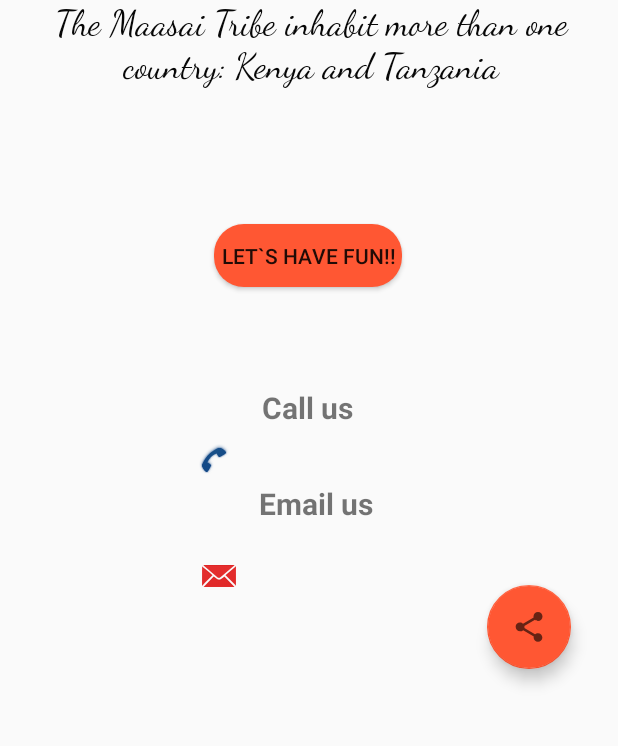
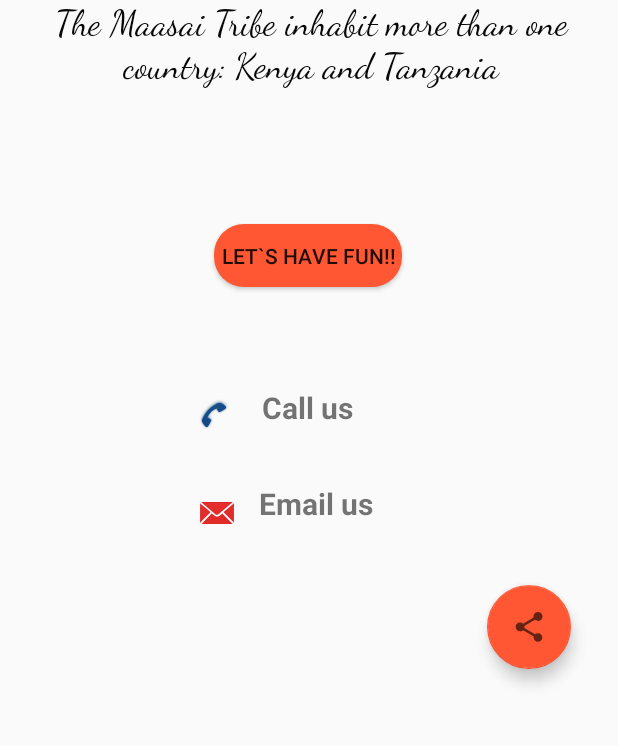
Before and after one commit to carolinemusyoka/RW-Android-Bootcamp-2020, an Android app: the screen it shows after launch (MainActivity), after a tap on an icon or button, on a phone screen of 412 x 824 dp, the part 473-1219 px from its top. Run offline under Robolectric (Android 15) with nearby library versions, the phone set to English and light mode, and no system bars.

Commit message:
Adding a few comments and adjusting the images

```diff
--- a/Week 3/NomadBusinessCard/app/src/main/java/com/carol/nomadbusinesscard/MainActivity.kt
+++ b/Week 3/NomadBusinessCard/app/src/main/java/com/carol/nomadbusinesscard/MainActivity.kt
@@ -25,12 +25,12 @@ class MainActivity : AppCompatActivity() {
         setContentView(R.layout.activity_main)
 
 
-        val callme = findViewById<View>(R.id.callme)
+        val callme = findViewById<View>(R.id.callme) //intents...this will start another activity when the text is clicked
         callme.setOnClickListener {
             val callIntent = Intent(Intent.ACTION_DIAL, Uri.parse("tel:+254741102889"))
             startActivity(callIntent)
 
-            Handler().postDelayed({
+            Handler().postDelayed({  // display a message after a few seconds when the activity is opened
                 Toast.makeText(
                     this,
                     "Please leave a message if I am not available",
@@ -39,7 +39,7 @@ class MainActivity : AppCompatActivity() {
             }, 4000)
         }
 
-        val emailme = findViewById<View>(R.id.emailme)
+        val emailme = findViewById<View>(R.id.emailme)  //another intent
         emailme.setOnClickListener {
             val intent = Intent(Intent.ACTION_SENDTO)
             intent.data =
@@ -52,7 +52,7 @@ class MainActivity : AppCompatActivity() {
 
         text = findViewById(R.id.quotespace)
         mybtn = findViewById(R.id.quotegenerator)
-        val facts = arrayOf(
+        val facts = arrayOf(  //an array of the facts that will be displayed once the button is clicked
             "The Maasai Tribe inhabit more than one country: Kenya and Tanzania",
             "The Maasai Tribe is made up of sixteen sections(Sub tribes)",
             " Blood is part of the Maasai diet: Its definitely not gross",
@@ -65,16 +65,17 @@ class MainActivity : AppCompatActivity() {
             "The Maasai have their own calendar"
         )
         mybtn.setOnClickListener {
-            val randomQuote = facts.random()
+            val randomQuote = facts.random()  // this picks a random fact
             text.setText(randomQuote)
 
 
         }
-        val fab: View = findViewById(R.id.fab)
+        val fab: View = findViewById(R.id.fab) // the floating action button
         val randomQuote = facts.random()
         fab.setOnClickListener {
             val s = randomQuote
-            //Intent to share the text
+
+            //Intent to share the text (the current text displayed)
             val shareIntent = Intent()
             shareIntent.action = Intent.ACTION_SEND
             shareIntent.type = "text/plain"
@@ -84,7 +85,7 @@ class MainActivity : AppCompatActivity() {
 
     }
 
-    override fun onCreateOptionsMenu(menu: Menu): Boolean {
+    override fun onCreateOptionsMenu(menu: Menu): Boolean {  // the menu
         val inflater: MenuInflater = menuInflater
         inflater.inflate(R.menu.main_menu, menu)
         return true
@@ -93,7 +94,7 @@ class MainActivity : AppCompatActivity() {
     override fun onOptionsItemSelected(item: MenuItem): Boolean {
         return when (item.itemId) {
 
-            R.id.action_version -> {
+            R.id.action_version -> { //tells it what to do once it is clicked
                 Toast.makeText(applicationContext, "Version 1.0.0", Toast.LENGTH_LONG).show()
                 return true
             }
--- a/Week 3/NomadBusinessCard/app/src/main/res/layout/activity_main.xml
+++ b/Week 3/NomadBusinessCard/app/src/main/res/layout/activity_main.xml
@@ -95,28 +95,28 @@
         android:layout_width="wrap_content"
         android:layout_height="wrap_content"
         android:background="#08FFFFFF"
+        android:contentDescription="@string/todo"
         android:tint="#E4093D97"
         app:layout_constraintBottom_toBottomOf="parent"
         app:layout_constraintEnd_toEndOf="parent"
         app:layout_constraintHorizontal_bias="0.338"
         app:layout_constraintStart_toStartOf="parent"
         app:layout_constraintTop_toBottomOf="@+id/quotespace"
-        app:layout_constraintVertical_bias="0.488"
-        app:srcCompat="@android:drawable/stat_sys_phone_call"
-        android:contentDescription="@string/todo" />
+        app:layout_constraintVertical_bias="0.407"
+        app:srcCompat="@android:drawable/stat_sys_phone_call" />
 
     <ImageButton
         android:id="@+id/imageButton3"
-        android:layout_width="wrap_content"
-        android:layout_height="wrap_content"
+        android:layout_width="27dp"
+        android:layout_height="24dp"
         android:background="#0DFFFFFF"
         android:tint="#E8E41B1B"
         app:layout_constraintBottom_toBottomOf="parent"
         app:layout_constraintEnd_toEndOf="parent"
-        app:layout_constraintHorizontal_bias="0.343"
+        app:layout_constraintHorizontal_bias="0.341"
         app:layout_constraintStart_toStartOf="parent"
         app:layout_constraintTop_toBottomOf="@+id/quotespace"
-        app:layout_constraintVertical_bias="0.701"
+        app:layout_constraintVertical_bias="0.583"
         app:srcCompat="@android:drawable/sym_action_email" />
 
     <com.google.android.material.floatingactionbutton.FloatingActionButton
```
